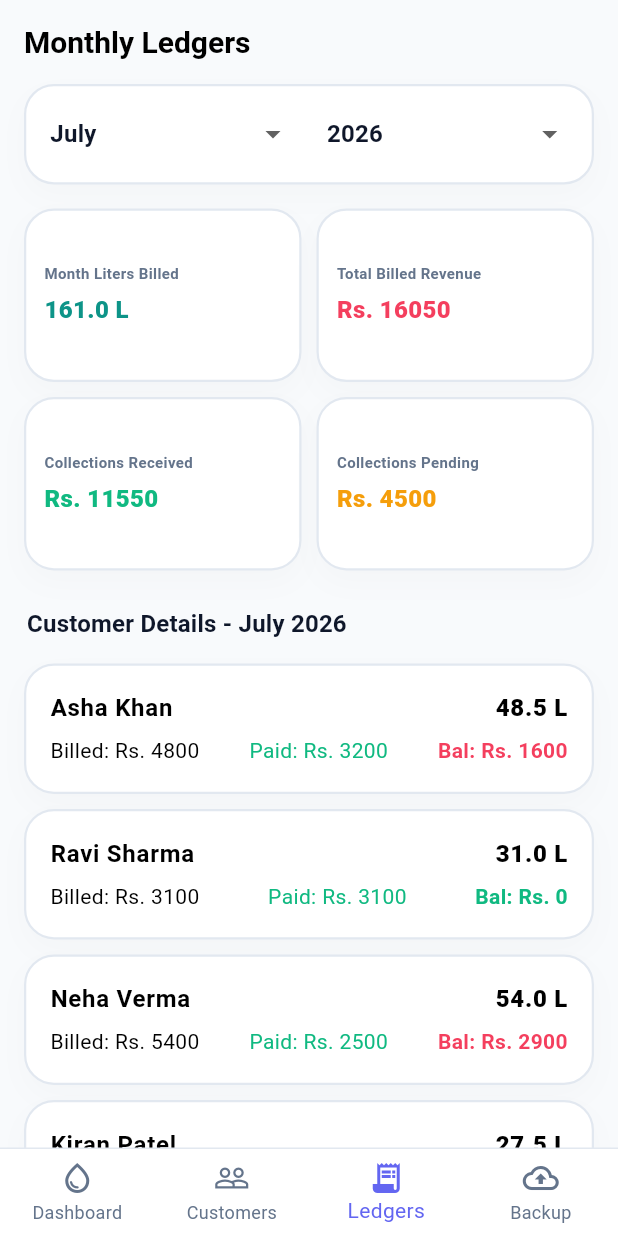
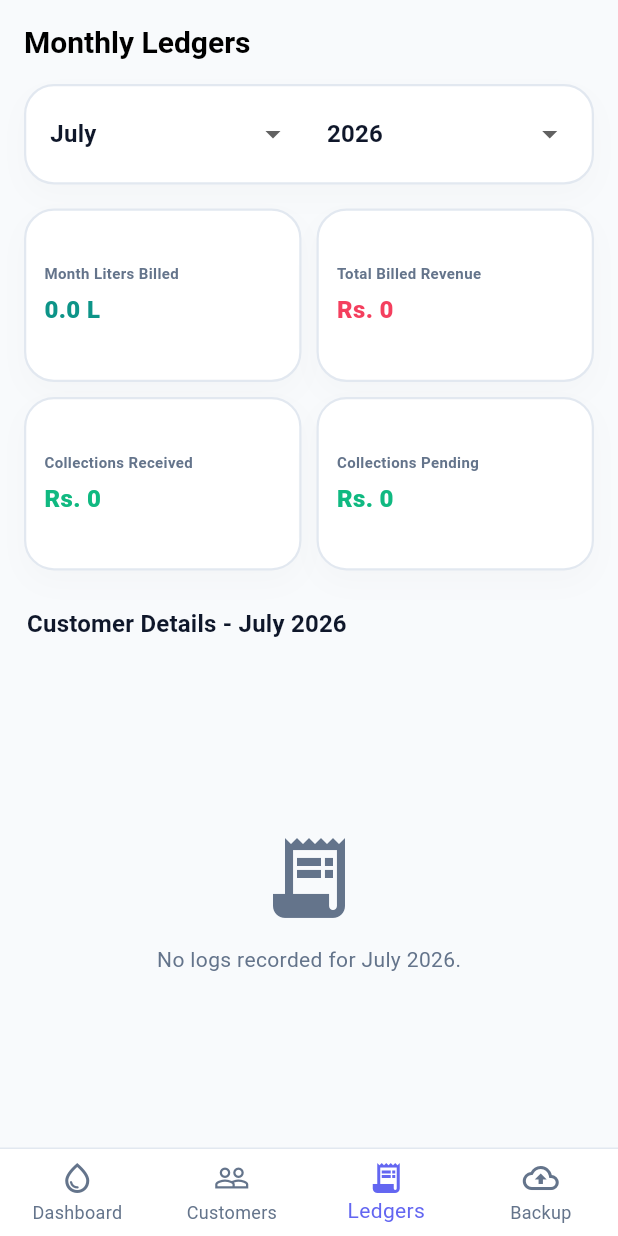
Before and after one commit to ahm-ed120/milk_tracking_app, a Flutter app: the screen it shows after launch, item 3 of the bottom bar chosen, on a phone screen of 412 x 824 dp. Run offline on Flutter 3.47's test engine with Material 3 defaults, Android fonts, the phone set to English and light mode, and no system bars; our stand-ins replace file_picker, share_plus; accounts and stored records are empty.

Commit message:
used provider in ledger screen

```diff
--- a/lib/screens/monthly_report_screen.dart
+++ b/lib/screens/monthly_report_screen.dart
@@ -1,6 +1,10 @@
 import 'package:flutter/material.dart';
+import 'package:provider/provider.dart';
 import 'package:intl/intl.dart';
+import '../models/customer.dart';
+import '../providers/milk_provider.dart';
 import '../theme/app_theme.dart';
+import 'customer_detail_screen.dart';
 
 class MonthlyReportScreen extends StatefulWidget {
   const MonthlyReportScreen({super.key});
@@ -9,51 +13,48 @@ class MonthlyReportScreen extends StatefulWidget {
   State<MonthlyReportScreen> createState() => _MonthlyReportScreenState();
 }
 
-class _MockCustomer {
-  final String id;
-  final String name;
-  final double liters;
-  final double billed;
-  final double paid;
-
-  const _MockCustomer({
-    required this.id,
-    required this.name,
-    required this.liters,
-    required this.billed,
-    required this.paid,
-  });
-}
-
 class _MonthlyReportScreenState extends State<MonthlyReportScreen> {
   int _selectedYear = DateTime.now().year;
   int _selectedMonth = DateTime.now().month;
 
-  final List<_MockCustomer> _customers = const [
-    _MockCustomer(id: '1', name: 'Asha Khan', liters: 48.5, billed: 4800, paid: 3200),
-    _MockCustomer(id: '2', name: 'Ravi Sharma', liters: 31.0, billed: 3100, paid: 3100),
-    _MockCustomer(id: '3', name: 'Neha Verma', liters: 54.0, billed: 5400, paid: 2500),
-    _MockCustomer(id: '4', name: 'Kiran Patel', liters: 27.5, billed: 2750, paid: 2750),
-  ];
-
   @override
   Widget build(BuildContext context) {
+    final milkProvider = Provider.of<MilkProvider>(context);
     final isDark = Theme.of(context).brightness == Brightness.dark;
+
+    if (milkProvider.isLoading) {
+      return const Scaffold(
+        body: Center(child: CircularProgressIndicator()),
+      );
+    }
+
     final String monthName = DateFormat('MMMM yyyy').format(DateTime(_selectedYear, _selectedMonth, 1));
 
+    // MATH AGGREGATIONS FOR THE SELECT MONTH
     double totalLiters = 0.0;
     double totalBilled = 0.0;
     double totalCollected = 0.0;
 
-    final breakdownList = <_MockCustomer>[];
+    // List of customer statistics for display
+    final List<Map<String, dynamic>> breakdownList = [];
 
-    for (final customer in _customers) {
-      totalLiters += customer.liters;
-      totalBilled += customer.billed;
-      totalCollected += customer.paid;
+    for (final customer in milkProvider.customers) {
+      final liters = milkProvider.getDeliveredLitersForCustomerForMonth(customer, _selectedYear, _selectedMonth);
+      final bill = milkProvider.getBillForCustomerForMonth(customer, _selectedYear, _selectedMonth);
+      final customerMonthPayments = milkProvider.getTotalPaidForMonth(customer.id, _selectedYear, _selectedMonth);
 
-      if (customer.liters > 0 || customer.paid > 0) {
-        breakdownList.add(customer);
+      totalLiters += liters;
+      totalBilled += bill;
+      totalCollected += customerMonthPayments;
+
+      if (liters > 0 || customerMonthPayments > 0) {
+        breakdownList.add({
+          'customer': customer,
+          'liters': liters,
+          'bill': bill,
+          'paid': customerMonthPayments,
+          'balance': bill - customerMonthPayments,
+        });
       }
     }
 
@@ -61,7 +62,7 @@ class _MonthlyReportScreenState extends State<MonthlyReportScreen> {
 
     return Scaffold(
       appBar: AppBar(
-        title: const Text('Monthly Ledgers', style: TextStyle(fontWeight: FontWeight.bold)),
+        title: const Text("Monthly Ledgers", style: TextStyle(fontWeight: FontWeight.bold)),
         backgroundColor: Colors.transparent,
         elevation: 0,
         scrolledUnderElevation: 0,
@@ -69,6 +70,7 @@ class _MonthlyReportScreenState extends State<MonthlyReportScreen> {
       body: SafeArea(
         child: Column(
           children: [
+            // MONTH/YEAR DROP DOWN ACCORDION
             Padding(
               padding: const EdgeInsets.symmetric(horizontal: 16),
               child: Container(
@@ -122,6 +124,8 @@ class _MonthlyReportScreenState extends State<MonthlyReportScreen> {
               ),
             ),
             const SizedBox(height: 16),
+
+            // LEDGER ANALYTICS SUMMARIES
             Padding(
               padding: const EdgeInsets.symmetric(horizontal: 16),
               child: GridView.count(
@@ -132,25 +136,29 @@ class _MonthlyReportScreenState extends State<MonthlyReportScreen> {
                 crossAxisSpacing: 10,
                 mainAxisSpacing: 10,
                 children: [
-                  _buildStatsBox('Month Liters Billed', '${totalLiters.toStringAsFixed(1)} L', AppTheme.secondary),
-                  _buildStatsBox('Total Billed Revenue', 'Rs. ${totalBilled.toStringAsFixed(0)}', AppTheme.statusUnpaid),
-                  _buildStatsBox('Collections Received', 'Rs. ${totalCollected.toStringAsFixed(0)}', AppTheme.statusPaid),
-                  _buildStatsBox('Collections Pending', 'Rs. ${pendingCollection.toStringAsFixed(0)}', pendingCollection > 0 ? AppTheme.statusPartial : AppTheme.statusPaid),
+                  _buildStatsBox("Month Liters Billed", "${totalLiters.toStringAsFixed(1)} L", AppTheme.secondary),
+                  _buildStatsBox("Total Billed Revenue", "Rs. ${totalBilled.toStringAsFixed(0)}", AppTheme.statusUnpaid),
+                  _buildStatsBox("Collections Received", "Rs. ${totalCollected.toStringAsFixed(0)}", AppTheme.statusPaid),
+                  _buildStatsBox("Collections Pending", "Rs. ${pendingCollection.toStringAsFixed(0)}", pendingCollection > 0 ? AppTheme.statusPartial : AppTheme.statusPaid),
                 ],
               ),
             ),
             const SizedBox(height: 24),
+
+            // BREAKDOWN GRID HEADER
             Padding(
               padding: const EdgeInsets.symmetric(horizontal: 18),
               child: Align(
                 alignment: Alignment.centerLeft,
                 child: Text(
-                  'Customer Details - $monthName',
+                  "Customer Details - $monthName",
                   style: Theme.of(context).textTheme.titleMedium?.copyWith(fontWeight: FontWeight.bold),
                 ),
               ),
             ),
             const SizedBox(height: 10),
+
+            // CUSTOMER BREAKDOWNS
             Expanded(
               child: breakdownList.isEmpty
                   ? Center(
@@ -159,7 +167,7 @@ class _MonthlyReportScreenState extends State<MonthlyReportScreen> {
                         children: [
                           Icon(Icons.receipt_long, size: 64, color: isDark ? AppTheme.textSecondaryDark : AppTheme.textSecondaryLight),
                           const SizedBox(height: 12),
-                          Text('No logs recorded for $monthName.'),
+                          Text("No logs recorded for $monthName."),
                         ],
                       ),
                     )
@@ -167,8 +175,12 @@ class _MonthlyReportScreenState extends State<MonthlyReportScreen> {
                       padding: const EdgeInsets.fromLTRB(16, 4, 16, 80),
                       itemCount: breakdownList.length,
                       itemBuilder: (context, index) {
-                        final customer = breakdownList[index];
-                        final balance = customer.billed - customer.paid;
+                        final item = breakdownList[index];
+                        final customer = item['customer'] as Customer;
+                        final liters = item['liters'] as double;
+                        final bill = item['bill'] as double;
+                        final paid = item['paid'] as double;
+                        final balance = item['balance'] as double;
 
                         return Container(
                           margin: const EdgeInsets.only(bottom: 10),
@@ -187,7 +199,7 @@ class _MonthlyReportScreenState extends State<MonthlyReportScreen> {
                                   ),
                                 ),
                                 Text(
-                                  '${customer.liters.toStringAsFixed(1)} L',
+                                  "${liters.toStringAsFixed(1)} L",
                                   style: const TextStyle(fontWeight: FontWeight.w900),
                                 ),
                               ],
@@ -197,10 +209,10 @@ class _MonthlyReportScreenState extends State<MonthlyReportScreen> {
                               child: Row(
                                 mainAxisAlignment: MainAxisAlignment.spaceBetween,
                                 children: [
-                                  Text('Billed: Rs. ${customer.billed.toStringAsFixed(0)}'),
-                                  Text('Paid: Rs. ${customer.paid.toStringAsFixed(0)}', style: const TextStyle(color: AppTheme.statusPaid)),
+                                  Text("Billed: Rs. ${bill.toStringAsFixed(0)}"),
+                                  Text("Paid: Rs. ${paid.toStringAsFixed(0)}", style: const TextStyle(color: AppTheme.statusPaid)),
                                   Text(
-                                    'Bal: Rs. ${balance.toStringAsFixed(0)}',
+                                    "Bal: Rs. ${balance.toStringAsFixed(0)}",
                                     style: TextStyle(
                                       color: balance > 0 ? AppTheme.statusUnpaid : AppTheme.statusPaid,
                                       fontWeight: FontWeight.bold,
@@ -209,6 +221,14 @@ class _MonthlyReportScreenState extends State<MonthlyReportScreen> {
                                 ],
                               ),
                             ),
+                            onTap: () {
+                              Navigator.push(
+                                context,
+                                MaterialPageRoute(
+                                  builder: (context) => CustomerDetailScreen(customer: customer),
+                                ),
+                              );
+                            },
                           ),
                         );
                       },
```
